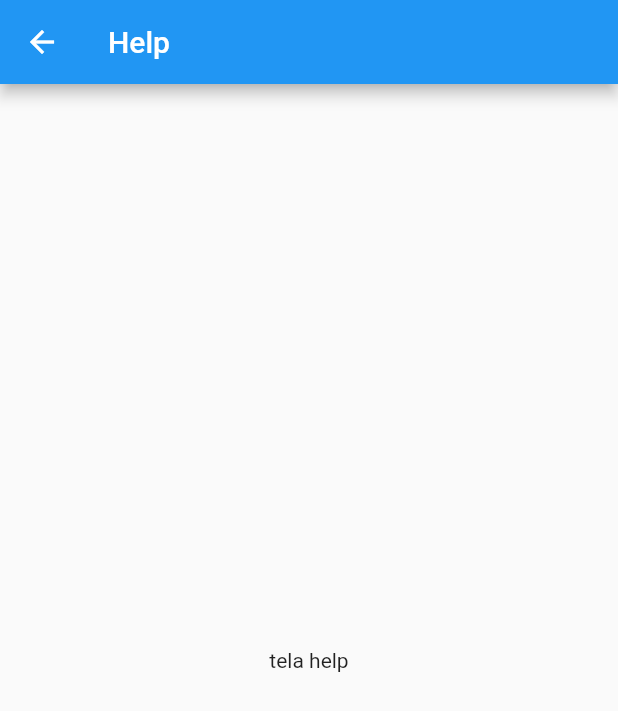
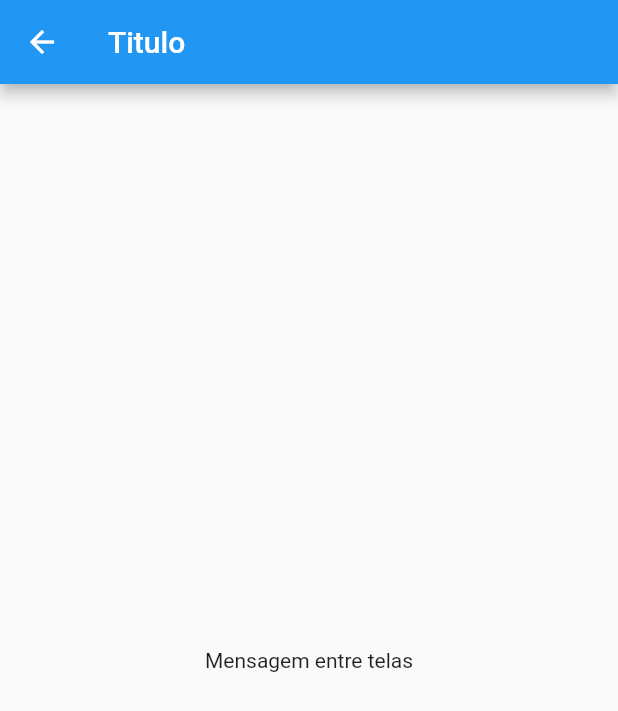
Before and after one commit to AngeloFilhoPS/flutter-study, a Flutter app: the screen it shows after launch, after a tap on "Ir para Help", on a phone screen of 412 x 824 dp. Shown: the top 711 px of the screen. Run offline on Flutter 3.47's test engine with Material 2 defaults, Android fonts, the phone set to English and light mode, and no system bars.

Commit message:
informação entre telas  modulo 3-14

```diff
--- a/lib/src/help.dart
+++ b/lib/src/help.dart
@@ -1,14 +1,23 @@
 import 'package:flutter/material.dart';
+
+class ScreenArguments {
+  final String title;
+  final String message;
+
+  ScreenArguments(this.title, this.message);
+}
 
 class HelpPage extends StatelessWidget {
   @override
   Widget build(BuildContext context) {
+    final ScreenArguments args = ModalRoute.of(context).settings.arguments;
+
     return Scaffold(
       appBar: AppBar(
-        title: Text('Help'),
+        title: Text(args.title),
       ),
       body: Center(
-        child: Text('tela help'),
+        child: Text(args.message),
       ),
     );
   }
--- a/lib/src/home.dart
+++ b/lib/src/home.dart
@@ -1,4 +1,5 @@
 import 'package:flutter/material.dart';
+import 'help.dart';
 
 class HomePage extends StatelessWidget {
   @override
@@ -10,7 +11,8 @@ class HomePage extends StatelessWidget {
       body: Center(
         child: RaisedButton(
           onPressed: () {
-            Navigator.pushNamed(context, '/help');
+            Navigator.pushNamed(context, '/help',
+                arguments: ScreenArguments("Titulo", "Mensagem entre telas"));
           },
           child: Text('Ir para Help'),
         ),
```
